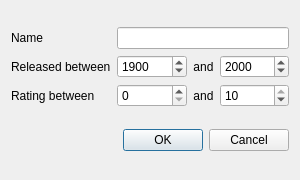
This is Dialogs/FiltersDialog.ui in AmbreM71/MovieManager as Qt 5 draws it before an edit. The edited form follows.
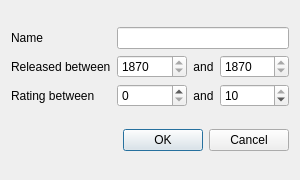
This is the edited form.

Commit message:
Fix issues with new year
Year inputs in filter had a hardcoded max value
Movies list request had a hardcoded max release year

```diff
--- a/Dialogs/FiltersDialog.ui
+++ b/Dialogs/FiltersDialog.ui
@@ -43,12 +43,6 @@
        <property name="minimum">
         <number>1870</number>
        </property>
-       <property name="maximum">
-        <number>2022</number>
-       </property>
-       <property name="value">
-        <number>1900</number>
-       </property>
        <property name="displayIntegerBase">
         <number>10</number>
        </property>
@@ -83,12 +77,6 @@
        <property name="minimum">
         <number>1870</number>
        </property>
-       <property name="maximum">
-        <number>3000</number>
-       </property>
-       <property name="value">
-        <number>2000</number>
-       </property>
       </widget>
      </item>
      <item row="2" column="0">
```
The commit also changes 2 other files.
